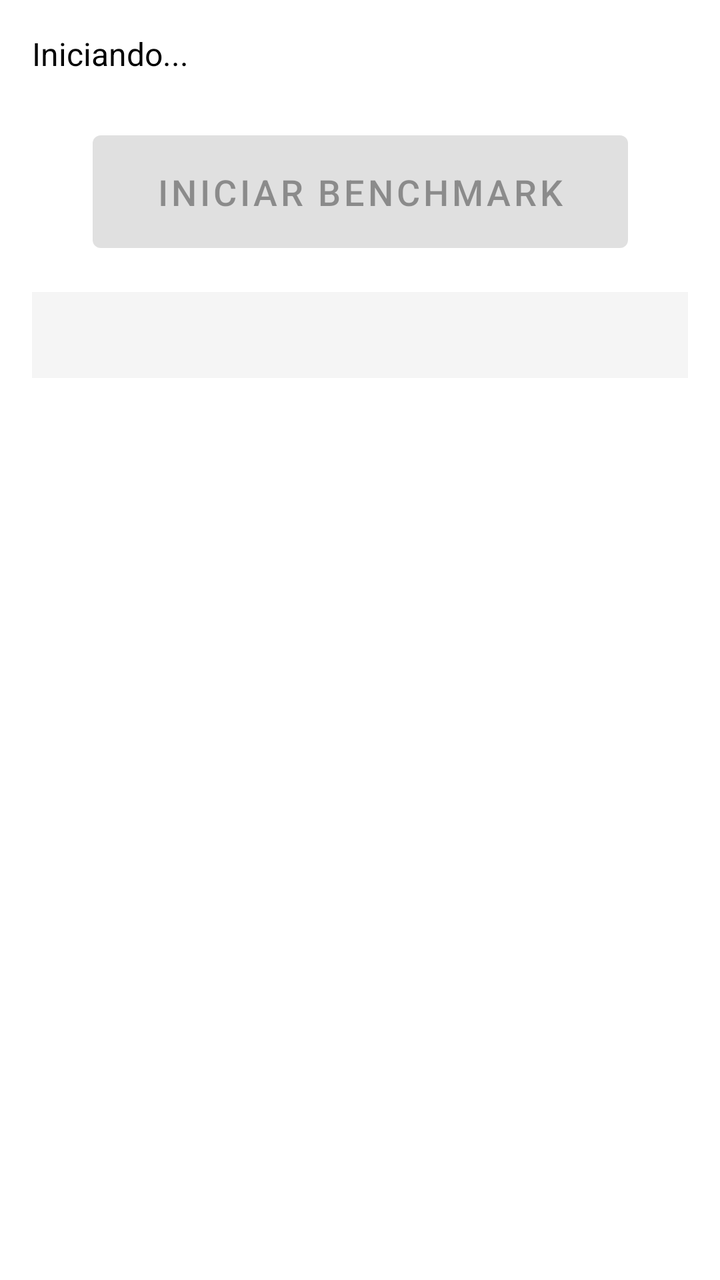
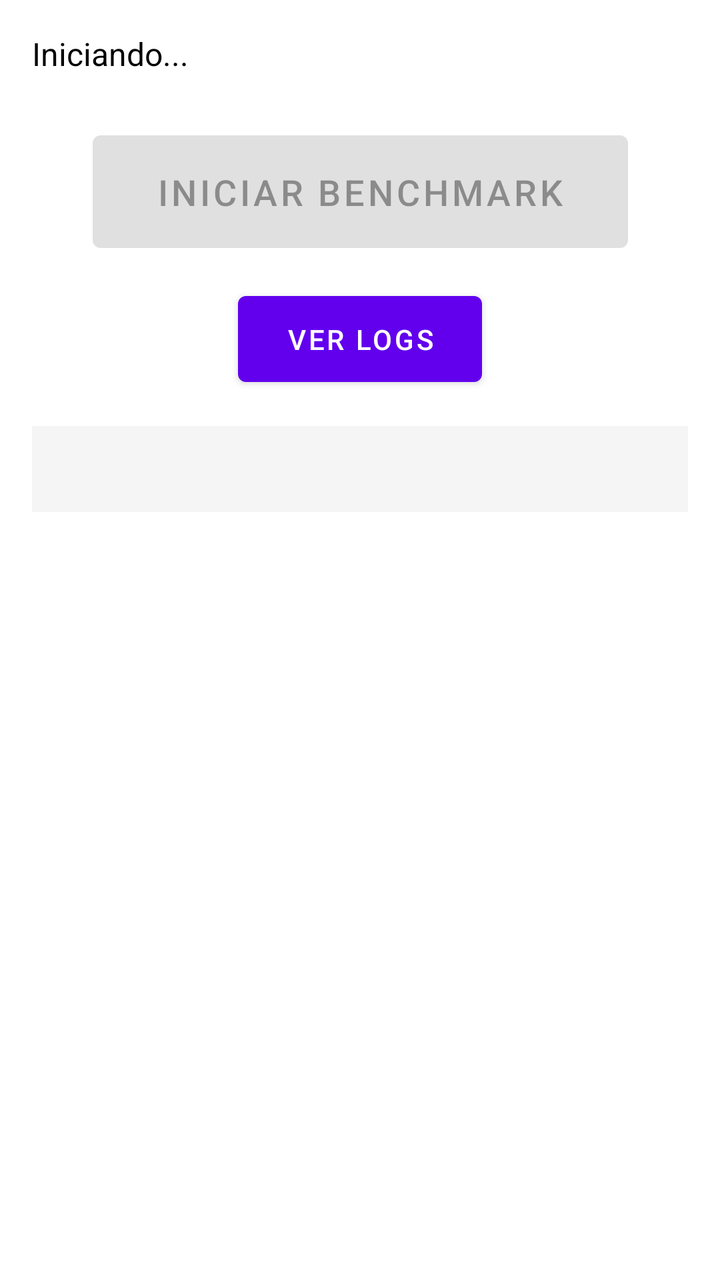

The first picture is an Android layout as it rendered before a commit; the second is the same layout after the commit. The layout source and the unified diff follow.
<!-- AndroidManifest.xml: activity theme Theme.MobileNetGPUBenchmark -->
<!-- res/layout/activity_main.xml -->
<?xml version="1.0" encoding="utf-8"?>
<androidx.constraintlayout.widget.ConstraintLayout
    xmlns:android="http://schemas.android.com/apk/res/android"
    xmlns:app="http://schemas.android.com/apk/res-auto"
    xmlns:tools="http://schemas.android.com/tools"
    android:layout_width="match_parent"
    android:layout_height="match_parent"
    android:padding="16dp"
    tools:context=".MainActivity">

    <TextView
        android:id="@+id/tvStatus"
        android:layout_width="0dp"
        android:layout_height="wrap_content"
        android:text="Iniciando..."
        android:textSize="16sp"
        android:textColor="@android:color/black"
        app:layout_constraintTop_toTopOf="parent"
        app:layout_constraintStart_toStartOf="parent"
        app:layout_constraintEnd_toEndOf="parent" />

    <Button
        android:id="@+id/btnRunBenchmark"
        android:layout_width="wrap_content"
        android:layout_height="wrap_content"
        android:text="INICIAR BENCHMARK"
        android:enabled="false"
        android:textSize="18sp"
        android:paddingHorizontal="32dp"
        android:paddingVertical="16dp"
        app:layout_constraintTop_toBottomOf="@id/tvStatus"
        app:layout_constraintStart_toStartOf="parent"
        app:layout_constraintEnd_toEndOf="parent"
        android:layout_marginTop="24dp" />

    <ProgressBar
        android:id="@+id/progressBar"
        android:layout_width="wrap_content"
        android:layout_height="wrap_content"
        android:visibility="gone"
        app:layout_constraintTop_toBottomOf="@id/btnRunBenchmark"
        app:layout_constraintStart_toStartOf="parent"
        app:layout_constraintEnd_toEndOf="parent"
        android:layout_marginTop="16dp" />

    <ScrollView
        android:layout_width="0dp"
        android:layout_height="0dp"
        android:layout_marginTop="16dp"
        app:layout_constraintTop_toBottomOf="@id/progressBar"
        app:layout_constraintBottom_toBottomOf="parent"
        app:layout_constraintStart_toStartOf="parent"
        app:layout_constraintEnd_toEndOf="parent">

        <TextView
            android:id="@+id/tvResults"
            android:layout_width="match_parent"
            android:layout_height="wrap_content"
            android:textSize="14sp"
            android:fontFamily="monospace"
            android:textColor="@android:color/black"
            android:padding="12dp"
            android:background="#F5F5F5" />
    </ScrollView>

</androidx.constraintlayout.widget.ConstraintLayout>
<!-- resources referenced by this layout -->
<resources>
  <style name="Theme.MobileNetGPUBenchmark" parent="Theme.MaterialComponents.DayNight.DarkActionBar">
          <item name="colorPrimary">@color/purple_500</item>
          <item name="colorPrimaryVariant">@color/purple_700</item>
          <item name="colorOnPrimary">@color/white</item>
          <item name="colorSecondary">@color/teal_200</item>
          <item name="colorSecondaryVariant">@color/teal_700</item>
          <item name="colorOnSecondary">@color/black</item>
          <item name="android:statusBarColor">?attr/colorPrimaryVariant</item>
      </style>
  <color name="purple_500">#FF6200EE</color>
  <color name="purple_700">#FF3700B3</color>
  <color name="white">#FFFFFFFF</color>
  <color name="teal_200">#FF03DAC5</color>
  <color name="teal_700">#FF018786</color>
  <color name="black">#FF000000</color>
</resources>

<!-- the commit's change to res/layout/activity_main.xml (unified diff, before → after) -->
@@ -33,12 +33,25 @@
         app:layout_constraintEnd_toEndOf="parent"
         android:layout_marginTop="24dp" />
 
+    <Button
+        android:id="@+id/btnViewLogs"
+        android:layout_width="wrap_content"
+        android:layout_height="wrap_content"
+        android:text="VER LOGS"
+        android:textSize="14sp"
+        android:paddingHorizontal="24dp"
+        android:paddingVertical="12dp"
+        app:layout_constraintTop_toBottomOf="@id/btnRunBenchmark"
+        app:layout_constraintStart_toStartOf="parent"
+        app:layout_constraintEnd_toEndOf="parent"
+        android:layout_marginTop="12dp" />
+
     <ProgressBar
         android:id="@+id/progressBar"
         android:layout_width="wrap_content"
         android:layout_height="wrap_content"
         android:visibility="gone"
-        app:layout_constraintTop_toBottomOf="@id/btnRunBenchmark"
+        app:layout_constraintTop_toBottomOf="@id/btnViewLogs"
         app:layout_constraintStart_toStartOf="parent"
         app:layout_constraintEnd_toEndOf="parent"
         android:layout_marginTop="16dp" />
